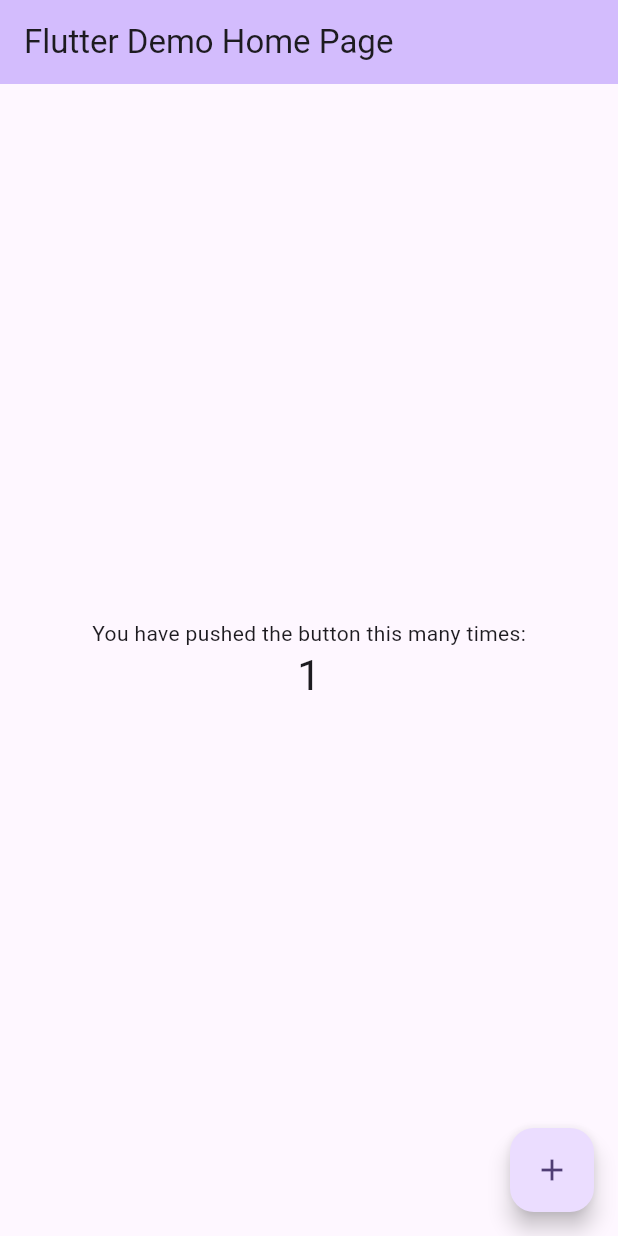
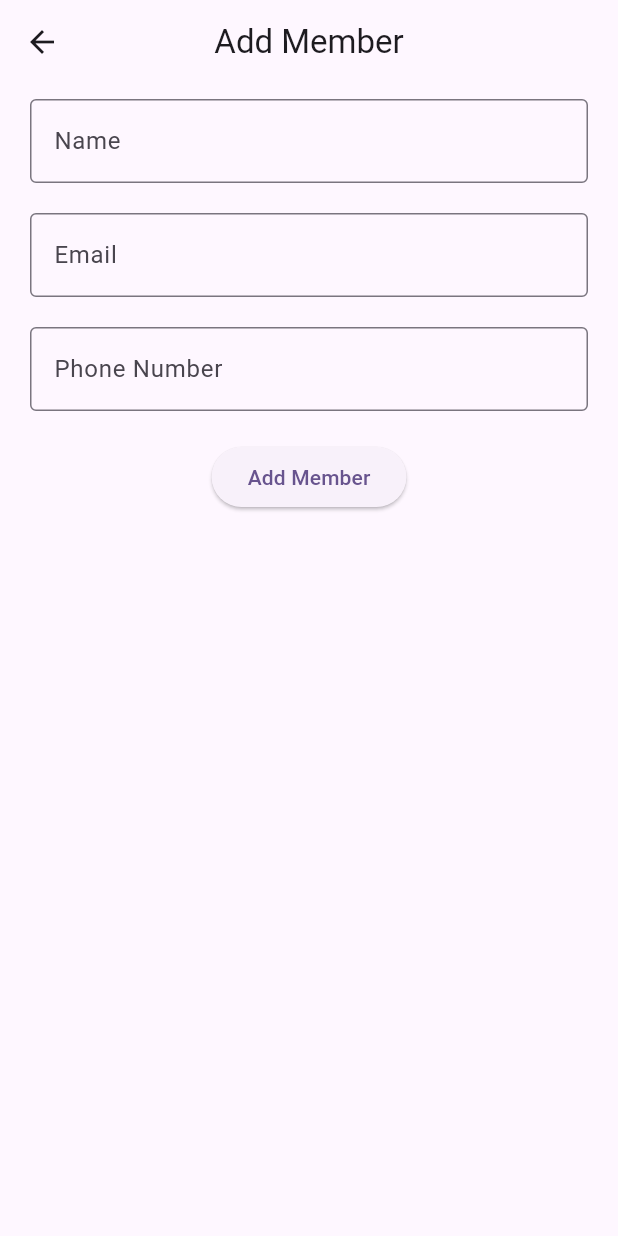
Before and after one commit to mostafijur-devs/mess, a Flutter app: the screen it shows after launch, after a tap on the "add" icon, on a phone screen of 412 x 824 dp. Run offline on Flutter 3.47's test engine with Material 3 defaults, Android fonts, the phone set to English and light mode, and no system bars; our stand-ins replace sqflite; accounts and stored records are empty.

Commit message:
member add, edit or delete

```diff
--- a/lib/main.dart
+++ b/lib/main.dart
@@ -1,7 +1,17 @@
 import 'package:flutter/material.dart';
+import 'package:mass/provider/member_provider.dart';
+import 'package:mass/screen/member/member_screen.dart';
+import 'package:mass/services/member_data_function.dart';
+import 'package:provider/provider.dart';
 
 void main() {
-  runApp(const MyApp());
+  runApp(
+      MultiProvider(providers: [
+        ChangeNotifierProvider(create: (context) => MemberProvider(memberRepository: MemberDataFunction())),
+      ],
+        child: const MyApp(),
+      )
+  );
 }
 
 class MyApp extends StatelessWidget {
@@ -13,110 +23,10 @@ class MyApp extends StatelessWidget {
     return MaterialApp(
       title: 'Flutter Demo',
       theme: ThemeData(
-        // This is the theme of your application.
-        //
-        // TRY THIS: Try running your application with "flutter run". You'll see
-        // the application has a purple toolbar. Then, without quitting the app,
-        // try changing the seedColor in the colorScheme below to Colors.green
-        // and then invoke "hot reload" (save your changes or press the "hot
-        // reload" button in a Flutter-supported IDE, or press "r" if you used
-        // the command line to start the app).
-        //
-        // Notice that the counter didn't reset back to zero; the application
-        // state is not lost during the reload. To reset the state, use hot
-        // restart instead.
-        //
-        // This works for code too, not just values: Most code changes can be
-        // tested with just a hot reload.
+
         colorScheme: ColorScheme.fromSeed(seedColor: Colors.deepPurple),
       ),
-      home: const MyHomePage(title: 'Flutter Demo Home Page'),
+      home: const MemberScreen(),
     );
   }
 }
-
-class MyHomePage extends StatefulWidget {
-  const MyHomePage({super.key, required this.title});
-
-  // This widget is the home page of your application. It is stateful, meaning
-  // that it has a State object (defined below) that contains fields that affect
-  // how it looks.
-
-  // This class is the configuration for the state. It holds the values (in this
-  // case the title) provided by the parent (in this case the App widget) and
-  // used by the build method of the State. Fields in a Widget subclass are
-  // always marked "final".
-
-  final String title;
-
-  @override
-  State<MyHomePage> createState() => _MyHomePageState();
-}
-
-class _MyHomePageState extends State<MyHomePage> {
-  int _counter = 0;
-
-  void _incrementCounter() {
-    setState(() {
-      // This call to setState tells the Flutter framework that something has
-      // changed in this State, which causes it to rerun the build method below
-      // so that the display can reflect the updated values. If we changed
-      // _counter without calling setState(), then the build method would not be
-      // called again, and so nothing would appear to happen.
-      _counter++;
-    });
-  }
-
-  @override
-  Widget build(BuildContext context) {
-    // This method is rerun every time setState is called, for instance as done
-    // by the _incrementCounter method above.
-    //
-    // The Flutter framework has been optimized to make rerunning build methods
-    // fast, so that you can just rebuild anything that needs updating rather
-    // than having to individually change instances of widgets.
-    return Scaffold(
-      appBar: AppBar(
-        // TRY THIS: Try changing the color here to a specific color (to
-        // Colors.amber, perhaps?) and trigger a hot reload to see the AppBar
-        // change color while the other colors stay the same.
-        backgroundColor: Theme.of(context).colorScheme.inversePrimary,
-        // Here we take the value from the MyHomePage object that was created by
-        // the App.build method, and use it to set our appbar title.
-        title: Text(widget.title),
-      ),
-      body: Center(
-        // Center is a layout widget. It takes a single child and positions it
-        // in the middle of the parent.
-        child: Column(
-          // Column is also a layout widget. It takes a list of children and
-          // arranges them vertically. By default, it sizes itself to fit its
-          // children horizontally, and tries to be as tall as its parent.
-          //
-          // Column has various properties to control how it sizes itself and
-          // how it positions its children. Here we use mainAxisAlignment to
-          // center the children vertically; the main axis here is the vertical
-          // axis because Columns are vertical (the cross axis would be
-          // horizontal).
-          //
-          // TRY THIS: Invoke "debug painting" (choose the "Toggle Debug Paint"
-          // action in the IDE, or press "p" in the console), to see the
-          // wireframe for each widget.
-          mainAxisAlignment: MainAxisAlignment.center,
-          children: <Widget>[
-            const Text('You have pushed the button this many times:'),
-            Text(
-              '$_counter',
-              style: Theme.of(context).textTheme.headlineMedium,
-            ),
-          ],
-        ),
-      ),
-      floatingActionButton: FloatingActionButton(
-        onPressed: _incrementCounter,
-        tooltip: 'Increment',
-        child: const Icon(Icons.add),
-      ), // This trailing comma makes auto-formatting nicer for build methods.
-    );
-  }
-}
--- a/lib/provider/member_provider.dart
+++ b/lib/provider/member_provider.dart
@@ -6,13 +6,13 @@ import '../models/member.dart';
 class MemberProvider extends ChangeNotifier {
   final MemberRepository _memberRepository;
 
-  List<Member> _members = [];
+  List<Member>? _members = [];
   bool _isLoading = false;
 
   MemberProvider({required MemberRepository memberRepository})
     : _memberRepository = memberRepository;
 
-  List<Member> get members => _members;
+  List<Member>? get members => _members;
 
   bool get isLoading => _isLoading;
 
--- /dev/null
+++ b/lib/screen/member/add_member_screen.dart
@@ -0,0 +1,179 @@
+import 'package:flutter/material.dart';
+import 'package:mass/models/member.dart';
+import 'package:provider/provider.dart';
+
+import '../../provider/member_provider.dart';
+import '../../utils/common_helper_function.dart';
+
+class AddMemberScreen extends StatefulWidget {
+  AddMemberScreen({super.key, required this.isEdit, this.member});
+  bool isEdit;
+  Member? member;
+
+  @override
+  State<AddMemberScreen> createState() => _AddMemberScreenState();
+}
+
+class _AddMemberScreenState extends State<AddMemberScreen> {
+  final TextEditingController _nameController = TextEditingController();
+
+  final TextEditingController _emailController = TextEditingController();
+
+  final TextEditingController _phoneController = TextEditingController();
+
+  // final TextEditingController _passwordController = TextEditingController();
+  @override
+  void initState() {
+    // TODO: implement initState
+    super.initState();
+    if(widget.isEdit){
+      _nameController.text = widget.member!.name!;
+      _emailController.text = widget.member!.email!;
+      _phoneController.text = widget.member!.phone!;
+    }
+  }
+
+  @override
+  Widget build(BuildContext context) {
+    return Scaffold(
+      appBar: AppBar(
+        title: widget.isEdit ?const Text('Edit Member') : const Text('Add Member'),
+        centerTitle: true,
+      ),
+      body: Padding(
+        padding: const EdgeInsets.symmetric(horizontal: 20,vertical: 10),
+        child: Form(
+          child: Builder(
+            builder: (context) {
+              return Column(
+                children: [
+                  TextFormField(
+                    controller:_nameController,
+                    keyboardType: TextInputType.name,
+                    decoration: const InputDecoration(
+                      border: OutlineInputBorder(),
+                      labelText: 'Name',
+                      hintText: 'Enter your name',
+                    ),
+                    validator: (value) {
+                      if (value == null || value.isEmpty) {
+                        return 'Please enter your name';
+                      }
+                      return null;
+                    }
+                  ),
+                  SizedBox(height: 20,),
+
+                  TextFormField(
+                      controller:_emailController,
+                      keyboardType: TextInputType.emailAddress,
+                      decoration: const InputDecoration(
+                        border: OutlineInputBorder(),
+                        labelText: 'Email',
+                        hintText: 'Enter your email',
+                      ),
+                      validator: (value) {
+                        if (value == null || value.isEmpty) {
+                          return 'Please enter your email';
+                        }
+                        else if ( !value.contains('@gmail')){
+                          return 'Please enter a valid @gmail code';
+                        }
+                        return null;
+                      }
+                  ),
+                  SizedBox(height: 20,),
+                  TextFormField(
+                      controller:_phoneController,
+                      keyboardType: TextInputType.phone,
+                      decoration: const InputDecoration(
+                        border: OutlineInputBorder(),
+                        labelText: 'Phone Number',
+                        hintText: 'Enter your phone number',
+                      ),
+                      validator: (value) {
+                        if (value == null || value.isEmpty || value[0] != '0' ) {
+                          return 'Please enter your phone number';
+                        }else if(value.length >11){
+                          return 'your phone number length ${value.length} is too long';
+                        }else if(value.length <11){
+                          return 'your phone number length ${value.length} is too short ';
+                        }
+
+                        return null;
+                      }
+                  ),
+                  // TextFormField(
+                  //     controller:_nameController,
+                  //     decoration: const InputDecoration(
+                  //       border: OutlineInputBorder(),
+                  //       labelText: 'Name',
+                  //       hintText: 'Enter your name',
+                  //     ),
+                  //     validator: (value) {
+                  //       if (value == null || value.isEmpty) {
+                  //         return 'Please enter your name';
+                  //       }
+                  //       return null;
+                  //     }
+                  // ),
+                  // TextFormField(
+                  //     controller:_nameController,
+                  //     decoration: const InputDecoration(
+                  //       border: OutlineInputBorder(),
+                  //       labelText: 'Name',
+                  //       hintText: 'Enter your name',
+                  //     ),
+                  //     validator: (value) {
+                  //       if (value == null || value.isEmpty) {
+                  //         return 'Please enter your name';
+                  //       }
+                  //       return null;
+                  //     }
+                  // ),
+                  SizedBox(height: 20,),
+
+                  ElevatedButton(onPressed: () {
+                    if(Form.of(context).validate()){
+
+                      Member member =Member(
+                        name: _nameController.text,
+                        email: _emailController.text,
+                        phone: _phoneController.text,
+                      );
+                      if(widget.isEdit){
+                        member.id = widget.member!.id;
+                        context.read<MemberProvider>().updateMember(member);
+                        snackBarMassage(context, massage: 'Member updated successfully');
+                        Navigator.pop(context);
+                      }else{
+                        context.read<MemberProvider>().addMembers(member);
+                        snackBarMassage(context, massage: 'Member added successfully');
+                        Navigator.pop(context);
+                      }
+
+
+                    }
+                    snackBarMassage(context,massage: 'Please fill all the fields');
+
+                  }, child:widget.isEdit? const Text('Edit Member') : const Text('Add Member'))
+
+
+                ],
+              );
+            }
+          ),
+        ),
+      ),
+    );
+  }
+
+  @override
+  void dispose() {
+    // TODO: implement dispose
+    super.dispose();
+    _nameController.dispose();
+    _emailController.dispose();
+    _phoneController.dispose();
+  }
+}
--- /dev/null
+++ b/lib/screen/member/member_screen.dart
@@ -0,0 +1,126 @@
+import 'package:flutter/material.dart';
+import 'package:mass/screen/member/add_member_screen.dart';
+import 'package:provider/provider.dart';
+
+import '../../models/member.dart';
+import '../../provider/member_provider.dart';
+
+class MemberScreen extends StatefulWidget {
+  const MemberScreen({super.key});
+
+  @override
+  State<MemberScreen> createState() => _MemberScreenState();
+}
+
+class _MemberScreenState extends State<MemberScreen> {
+  @override
+  void initState() {
+    // TODO: implement initState
+    super.initState();
+    context.read<MemberProvider>().fetchMember();
+  }
+
+  @override
+  Widget build(BuildContext context) {
+    return Scaffold(
+      appBar: AppBar(title: const Text('Member'), centerTitle: true),
+      body: Consumer<MemberProvider>(
+        builder: (context, memberProvider, child) {
+          List<Member>? member = memberProvider.members;
+          return ListView.builder(
+            itemBuilder: (context, index) {
+              Member singleMember = member?[index] ?? Member();
+              return _MemberView(
+                member: singleMember,
+                name: singleMember.name,
+                email: singleMember.email,
+                phone: singleMember.phone,
+              );
+            },
+            itemCount: member?.length ?? 0,
+          );
+        },
+      ),
+      floatingActionButton: FloatingActionButton(
+        onPressed: () {
+          Navigator.push(
+            context,
+            MaterialPageRoute(builder: (context) => AddMemberScreen(isEdit: false,)),
+          );
+        },
+        child: Icon(Icons.add),
+      ),
+    );
+  }
+}
+
+class _MemberView extends StatelessWidget {
+  String? name;
+  String? email;
+  String? phone;
+  Member? member;
+
+  _MemberView({
+    required this.name,
+    required this.email,
+    required this.phone,
+    required this.member,
+  });
+
+  @override
+  Widget build(BuildContext context) {
+    // TODO: implement build
+    return Card(
+      child: Row(
+        mainAxisAlignment: MainAxisAlignment.spaceBetween,
+        crossAxisAlignment: CrossAxisAlignment.start,
+        children: [
+          Padding(
+            padding: const EdgeInsets.symmetric(horizontal: 20),
+            child: Column(
+              children: [
+                Text(name?.toUpperCase() ?? ''),
+                Text(email ?? ''),
+                Text(phone ?? ''),
+              ],
+            ),
+          ),
+          Padding(
+            padding: const EdgeInsets.symmetric(vertical: 20, horizontal: 20),
+            child: PopupMenuButton(
+              child: Icon(Icons.more_vert),
+              itemBuilder: (context) {
+                return [
+                  PopupMenuItem(
+                    child: TextButton(
+                      onPressed: () {
+                        Navigator.push(
+                          context,
+                          MaterialPageRoute(
+                            builder: (context) =>
+                                AddMemberScreen(member: member, isEdit: true),
+                          ),
+                        );
+                      },
+                      child: Text('Edit'),
+                    ),
+                  ),
+                  PopupMenuItem(
+                    child: TextButton(
+                      onPressed: () {
+                        context.read<MemberProvider>().deleteMember(
+                          member!.id!,
+                        );
+                      },
+                      child: Text('Delete'),
+                    ),
+                  ),
+                ];
+              },
+            ),
+          ),
+        ],
+      ),
+    );
+  }
+}
```
Also changed, not shown: lib/utils/common_helper_function.dart (added, +7 -0 lines), 1 other file.
